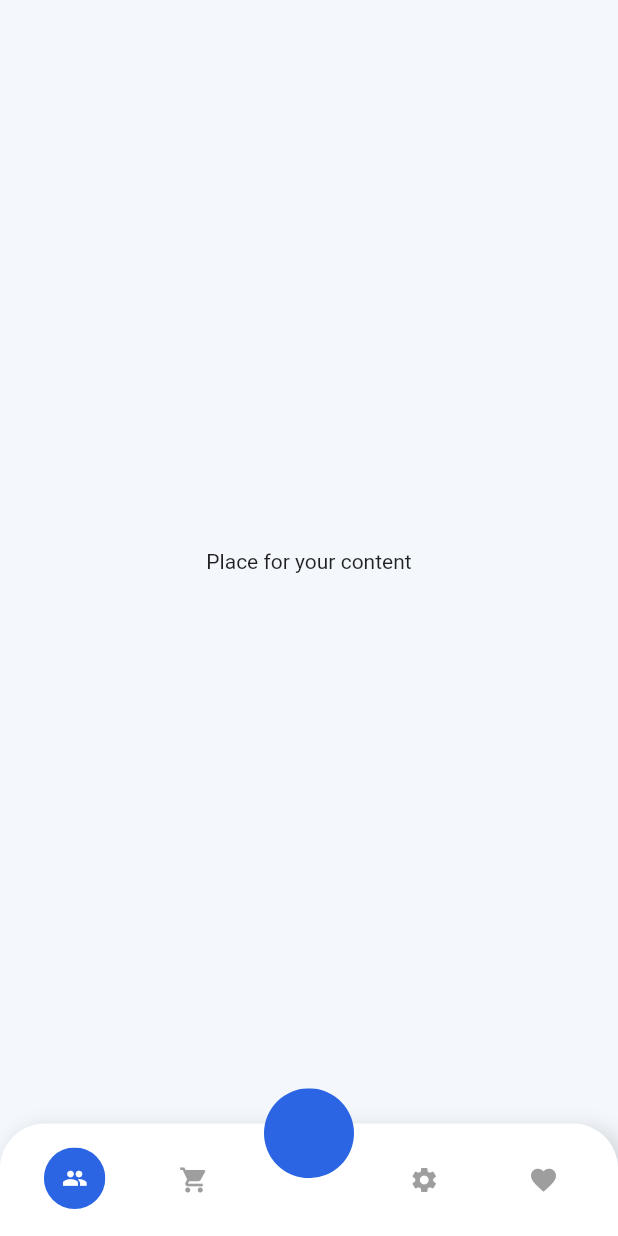
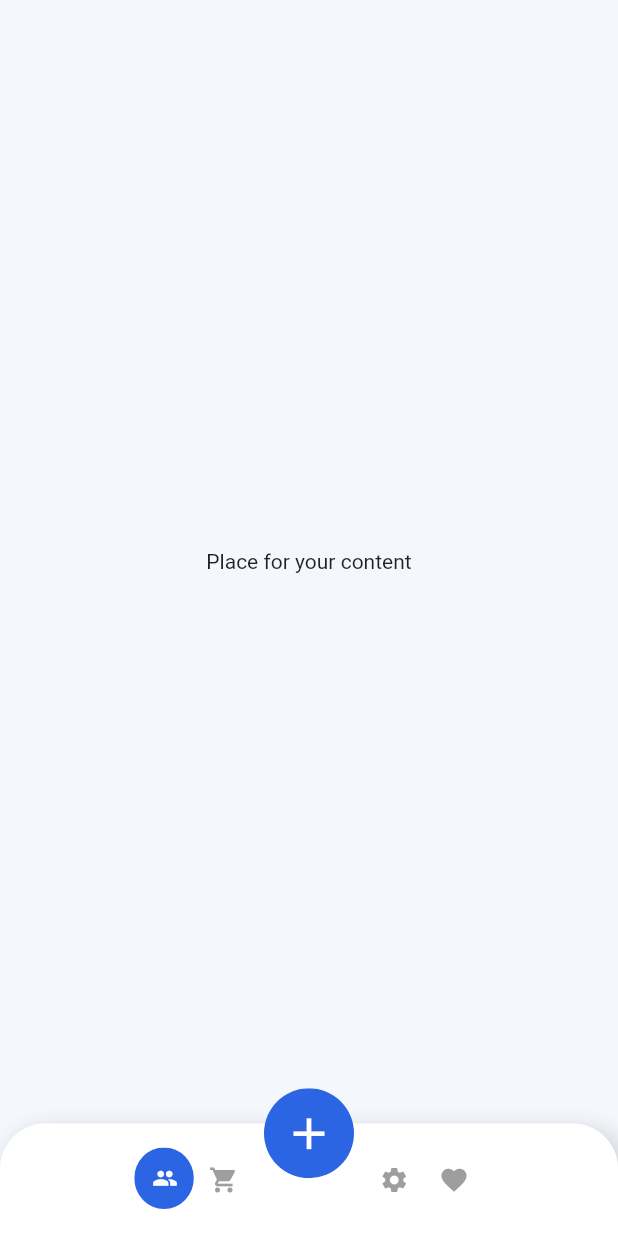
Before and after one commit to Frezyx/bottom_bar_with_sheet, a Flutter app: the screen it shows after launch, on a phone screen of 412 x 824 dp. Run offline on Flutter 3.47's test engine with Material 2 defaults, Android fonts, the phone set to English and light mode, and no system bars.

Commit message:
fix some UI bugs

```diff
--- a/lib/bottom_bar_with_sheet.dart
+++ b/lib/bottom_bar_with_sheet.dart
@@ -91,7 +91,7 @@ class _BottomBarWithSheetState extends State<BottomBarWithSheet>
         AnimationController(vsync: this, duration: duration);
     _arrowAnimation =
         Tween(begin: 0.0, end: 1.0).animate(_arrowAnimationController);
-    _actionButtonIcon = widget.mainActionButtonTheme.iconOpened;
+    _actionButtonIcon = widget.mainActionButtonTheme.icon;
     super.initState();
   }
 
@@ -384,6 +384,6 @@ class _SizeHelper {
             widget.mainActionButtonTheme.size -
             widget.mainActionButtonTheme.margin.left -
             widget.mainActionButtonTheme.margin.right) /
-        2;
+        widget.items.length;
   }
 }
--- a/lib/src/bottom_bar_with_sheet_item.dart
+++ b/lib/src/bottom_bar_with_sheet_item.dart
@@ -85,7 +85,7 @@ class BottomBarWithSheetItem extends StatelessWidget {
       child: Icon(
         icon,
         size: 20,
-        color: _bottomBarTheme.itemLabelColor,
+        color: _bottomBarTheme.itemIconColor,
       ),
     );
   }
```
